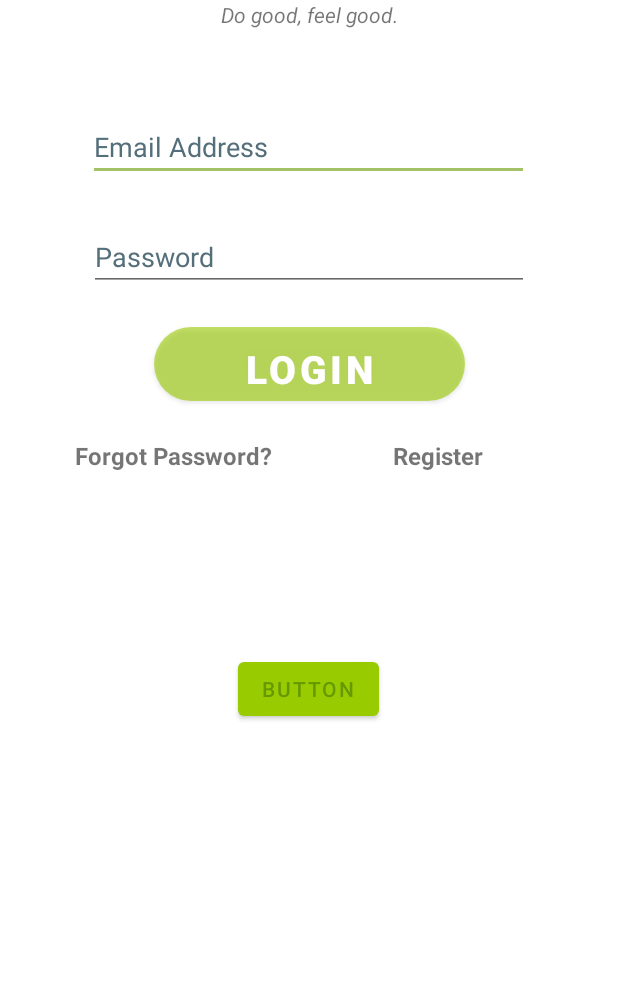
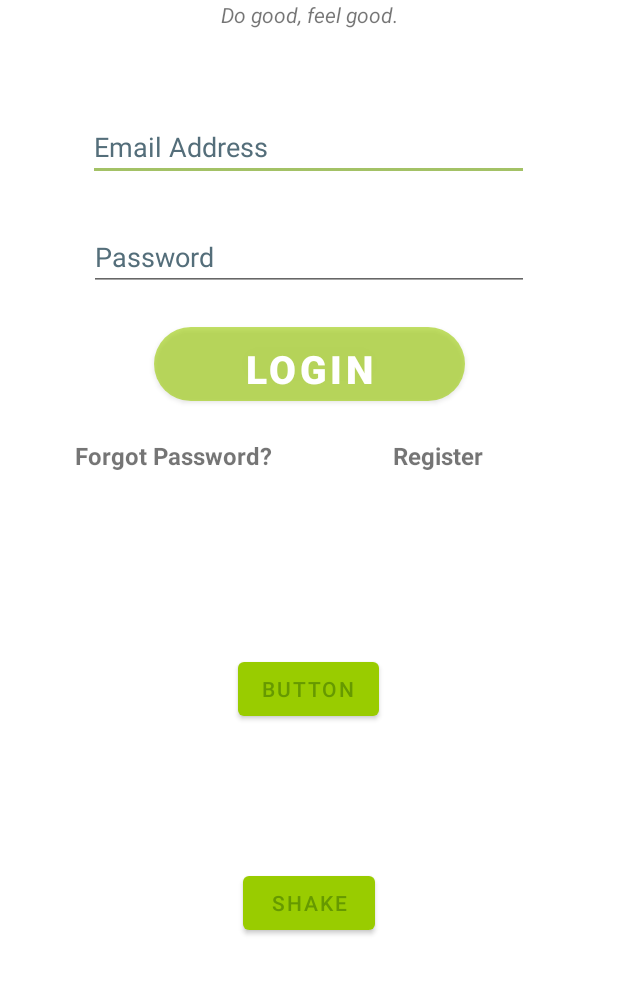
Before and after one commit to arielleslatus/CS5520-MobileAppDev-su21-Charitable, an Android app: the screen it shows after launch (MainActivity), on a phone screen of 412 x 824 dp, the part 156-1151 px from its top. Run offline under Robolectric (Android 15) with nearby library versions, the phone set to English and light mode, and no system bars; our stand-ins replace Firebase (no records; nobody signed in at launch, a user with empty details on screens opened directly).

Commit message:
shake activity

```diff
--- a/app/src/main/AndroidManifest.xml
+++ b/app/src/main/AndroidManifest.xml
@@ -3,6 +3,7 @@
     package="edu.neu.charitable">
 
     <uses-permission android:name="android.permission.INTERNET" />
+    <uses-feature android:name="android.hardware.sensor.accelerometer" android:required="true" />
 
     <application
         android:allowBackup="true"
@@ -41,6 +42,11 @@
                 <category android:name="android.intent.category.LAUNCHER" />
             </intent-filter>
         </activity>
+        <activity android:name=".Shake">
+            <intent-filter>
+                <category android:name="android.intent.category.LAUNCHER" />
+            </intent-filter>
+        </activity>
     </application>
 
 </manifest>
--- a/app/src/main/java/edu/neu/charitable/MainActivity.java
+++ b/app/src/main/java/edu/neu/charitable/MainActivity.java
@@ -173,6 +173,11 @@ public class MainActivity extends AppCompatActivity implements View.OnClickListe
         });
     }
 
+    public void navigateToShake(View view) {
+        startActivity(new Intent(this, Shake.class));
+    }
+
+
     /**
      * Populates charities to database. Too many for in csv, so only populating 10 to test.
      */
--- a/app/src/main/res/layout/activity_main.xml
+++ b/app/src/main/res/layout/activity_main.xml
@@ -128,5 +128,16 @@
         app:layout_constraintStart_toStartOf="parent"
         app:layout_constraintTop_toBottomOf="@+id/forgotPassword" />
 
+    <Button
+        android:id="@+id/shake"
+        android:layout_width="wrap_content"
+        android:layout_height="wrap_content"
+        android:onClick="navigateToShake"
+        android:text="shake"
+        app:layout_constraintBottom_toBottomOf="parent"
+        app:layout_constraintEnd_toEndOf="parent"
+        app:layout_constraintStart_toStartOf="parent"
+        app:layout_constraintTop_toBottomOf="@+id/debugButton" />
+
 
 </androidx.constraintlayout.widget.ConstraintLayout>
```
Also changed, not shown: app/src/main/java/edu/neu/charitable/Shake.java (added, +89 -0 lines), app/src/main/res/layout/activity_shake.xml (added, +17 -0 lines).
